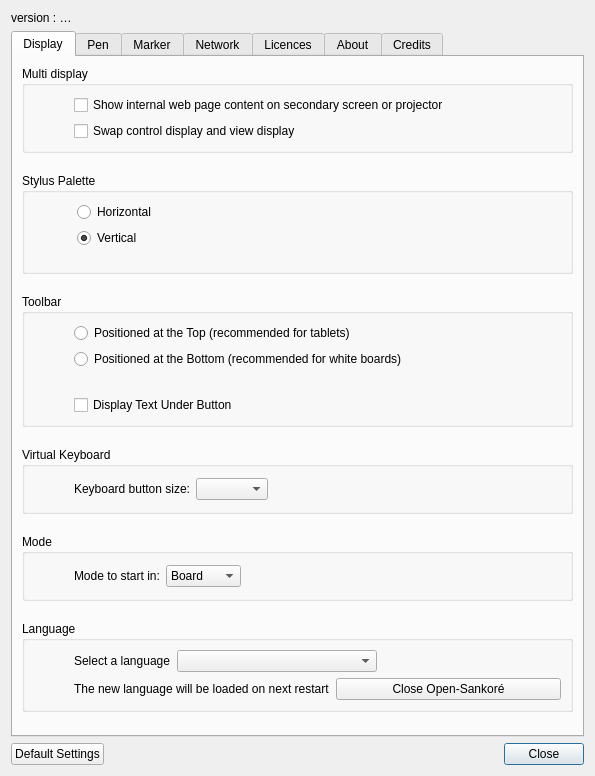
The window that resources/forms/preferences.ui (Sankore/Sankore-3.1) describes before a commit, drawn with Qt 5.
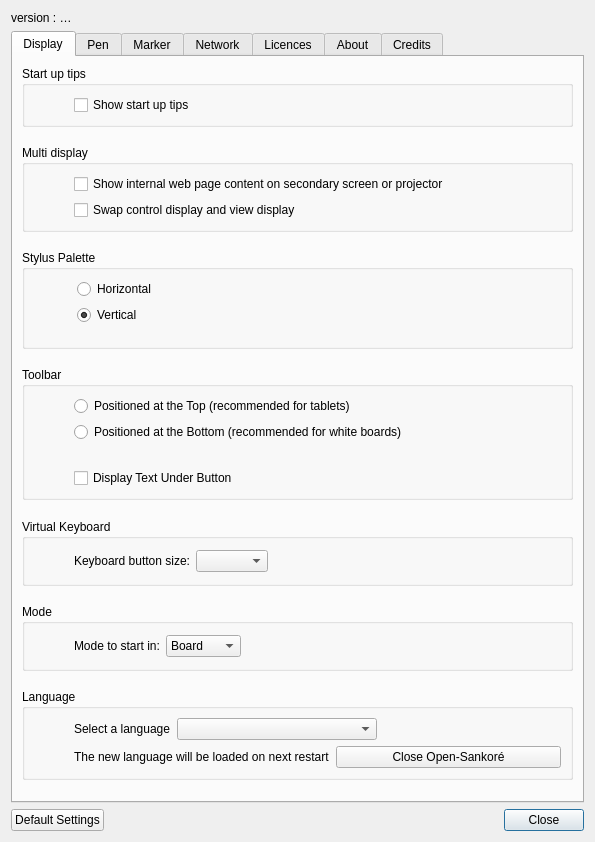
The same window after the commit.

Commit message: added tips buttons on preferences

Patch:
```diff
--- a/resources/forms/preferences.ui
+++ b/resources/forms/preferences.ui
@@ -7,7 +7,7 @@
     <x>0</x>
     <y>0</y>
     <width>595</width>
-    <height>776</height>
+    <height>842</height>
    </rect>
   </property>
   <property name="windowTitle">
@@ -80,6 +80,55 @@
        <string>Display</string>
       </attribute>
       <layout class="QVBoxLayout" name="verticalLayout_4">
+       <item>
+        <widget class="QGroupBox" name="startupGroupBox">
+         <property name="title">
+          <string>Start up tips</string>
+         </property>
+         <layout class="QVBoxLayout" name="verticalLayout_5">
+          <item>
+           <layout class="QGridLayout" name="gridLayout_17">
+            <item row="1" column="0">
+             <spacer name="horizontalSpacer_9">
+              <property name="orientation">
+               <enum>Qt::Horizontal</enum>
+              </property>
+              <property name="sizeType">
+               <enum>QSizePolicy::Fixed</enum>
+              </property>
+              <property name="sizeHint" stdset="0">
+               <size>
+                <width>40</width>
+                <height>20</height>
+               </size>
+              </property>
+             </spacer>
+            </item>
+            <item row="1" column="1">
+             <widget class="QCheckBox" name="startupTipsCheckBox">
+              <property name="text">
+               <string>Show start up tips</string>
+              </property>
+             </widget>
+            </item>
+           </layout>
+          </item>
+         </layout>
+        </widget>
+       </item>
+       <item>
+        <spacer name="verticalSpacer_6">
+         <property name="orientation">
+          <enum>Qt::Vertical</enum>
+         </property>
+         <property name="sizeHint" stdset="0">
+          <size>
+           <width>20</width>
+           <height>40</height>
+          </size>
+         </property>
+        </spacer>
+       </item>
        <item>
         <widget class="QGroupBox" name="multiDisplayGroupBox">
          <property name="title">
```
The commit also changes 2 other files.
